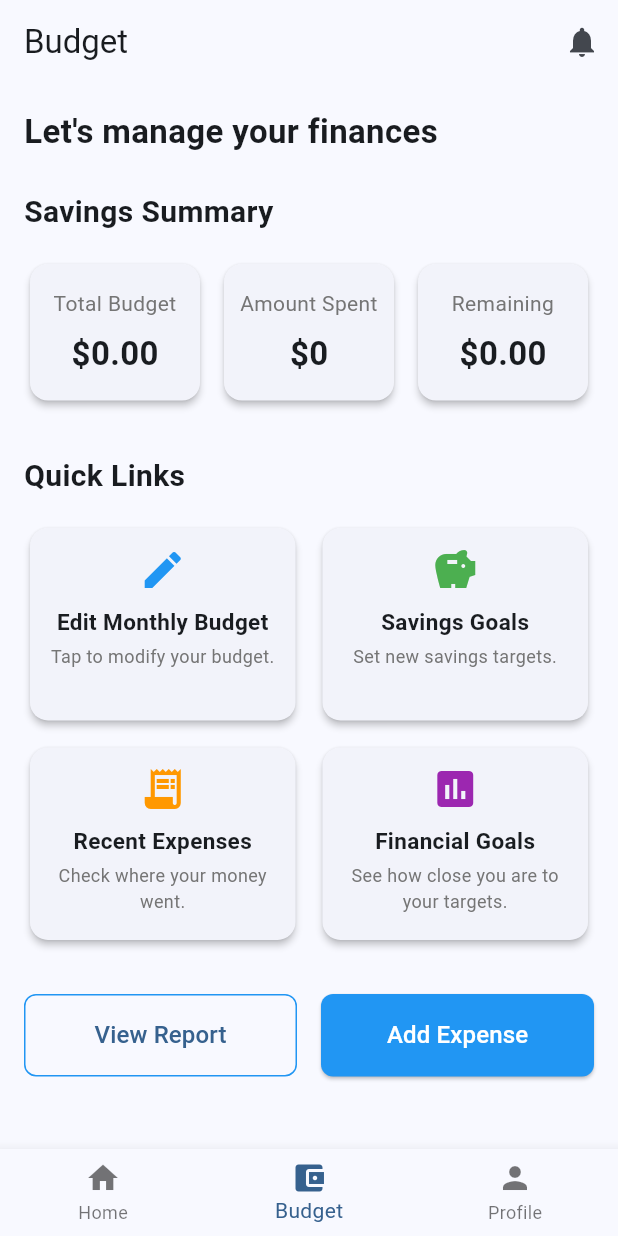
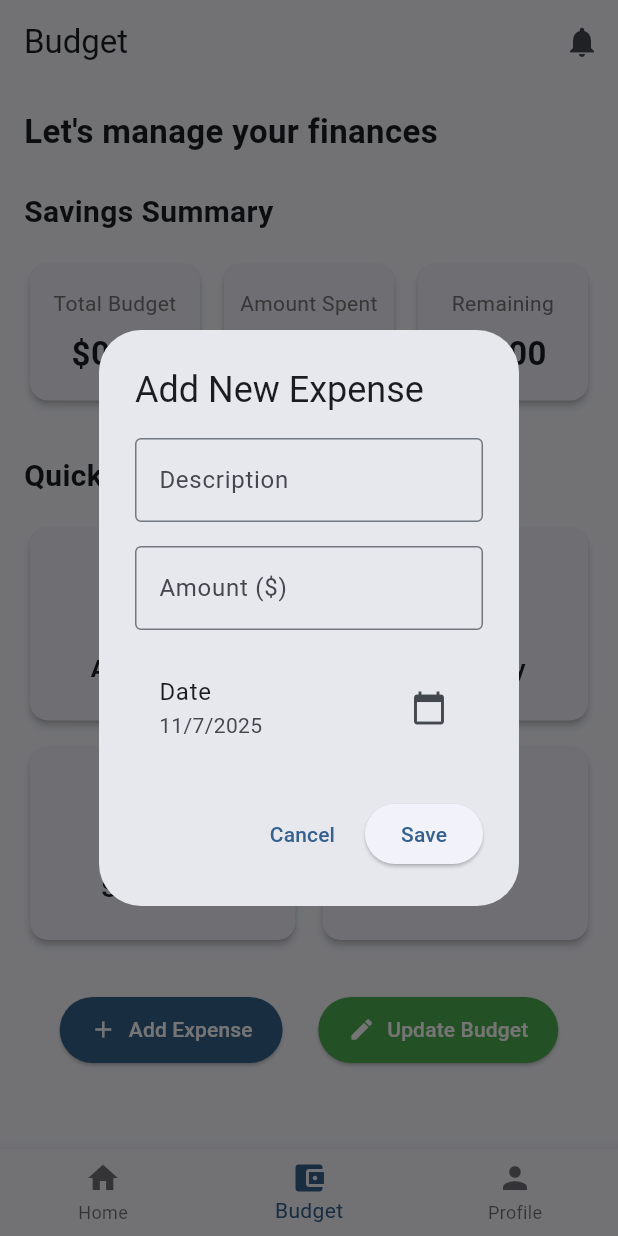
Before and after one commit to CampArquiUpc/Frontend-Pontebarbon, a Flutter app: the HomePage screen opened by its route, item 2 of the bottom bar chosen, after a tap on "Add Expense", on a phone screen of 412 x 824 dp. Run offline on Flutter 3.47's test engine with Material 3 defaults, Android fonts, the phone set to English and light mode, and no system bars; our stand-ins replace permission_handler, sqflite; missing offline and left inert: flutter_sound; accounts and stored records are empty.

Commit message:
feat: add expense management functionality with database integration

```diff
--- /dev/null
+++ b/lib/models/expense_model.dart
@@ -0,0 +1,37 @@
+class ExpenseModel {
+  int? id;
+  String? userEmail;
+  String description;
+  double amount;
+  DateTime date;
+
+  ExpenseModel({
+    this.id,
+    this.userEmail,
+    required this.description,
+    required this.amount,
+    required this.date,
+  });
+
+  // Convert to a map for database storage
+  Map<String, dynamic> toMap() {
+    return {
+      'id': id,
+      'userEmail': userEmail,
+      'description': description,
+      'amount': amount,
+      'date': date.toIso8601String(),
+    };
+  }
+
+  // Create Expense from a map
+  factory ExpenseModel.fromMap(Map<String, dynamic> map) {
+    return ExpenseModel(
+      id: map['id'],
+      userEmail: map['userEmail'],
+      description: map['description'],
+      amount: (map['amount'] as num).toDouble(),
+      date: DateTime.parse(map['date']),
+    );
+  }
+}
--- a/lib/providers/user_provider.dart
+++ b/lib/providers/user_provider.dart
@@ -1,17 +1,23 @@
 import 'package:flutter/foundation.dart';
 import 'package:pontebarbon/services/database_helper.dart';
 import 'package:pontebarbon/models/user_model.dart';
+import 'package:pontebarbon/models/expense_model.dart';
 
 class UserProvider extends ChangeNotifier {
   String _firstName = "User";
   String? _fullName;
   String? _email;
   double _monthlyBudget = 0.0;
+  double _totalExpenses = 0.0;
+  List<ExpenseModel> _expenses = [];
 
   String get firstName => _firstName;
   String? get fullName => _fullName;
   String? get email => _email;
   double get monthlyBudget => _monthlyBudget;
+  double get totalExpenses => _totalExpenses;
+  double get remainingBudget => _monthlyBudget - _totalExpenses;
+  List<ExpenseModel> get expenses => _expenses;
 
   void setUserData({String? fullName, String? email}) {
     _fullName = fullName;
@@ -31,6 +37,8 @@ class UserProvider extends ChangeNotifier {
     _fullName = null;
     _email = null;
     _monthlyBudget = 0.0;
+    _totalExpenses = 0.0;
+    _expenses = [];
     notifyListeners();
   }
 
@@ -44,7 +52,26 @@ class UserProvider extends ChangeNotifier {
       _firstName = user.fullName?.split(' ').first ?? 'User';
       _email = user.email ?? '';
       _monthlyBudget = user.monthlyBudget;
+
+      // Load expenses for this user
+      await loadExpenses();
+
       notifyListeners();
+    }
+  }
+
+  Future<void> loadExpenses() async {
+    if (_email == null || _email!.isEmpty) return;
+
+    try {
+      final db = DatabaseHelper();
+      _expenses = await db.getExpensesByUser(_email!);
+      _totalExpenses = await db.getTotalExpensesByUser(_email!);
+      notifyListeners();
+    } catch (e) {
+      if (kDebugMode) {
+        print('Error loading expenses: $e');
+      }
     }
   }
 
@@ -72,4 +99,54 @@ class UserProvider extends ChangeNotifier {
       return false;
     }
   }
+
+  Future<bool> addExpense(String description, double amount) async {
+    if (_email == null || _email!.isEmpty) return false;
+
+    try {
+      final expense = ExpenseModel(
+        userEmail: _email,
+        description: description,
+        amount: amount,
+        date: DateTime.now(),
+      );
+
+      final db = DatabaseHelper();
+      final id = await db.insertExpense(expense);
+
+      if (id > 0) {
+        expense.id = id;
+        _expenses.insert(0, expense); // Add to the beginning of the list
+        _totalExpenses += amount;
+        notifyListeners();
+        return true;
+      }
+      return false;
+    } catch (e) {
+      if (kDebugMode) {
+        print('Error adding expense: $e');
+      }
+      return false;
+    }
+  }
+
+  Future<bool> deleteExpense(int id, double amount) async {
+    try {
+      final db = DatabaseHelper();
+      final result = await db.deleteExpense(id);
+
+      if (result > 0) {
+        _expenses.removeWhere((expense) => expense.id == id);
+        _totalExpenses -= amount;
+        notifyListeners();
+        return true;
+      }
+      return false;
+    } catch (e) {
+      if (kDebugMode) {
+        print('Error deleting expense: $e');
+      }
+      return false;
+    }
+  }
 }
--- a/lib/screens/budget_page.dart
+++ b/lib/screens/budget_page.dart
@@ -2,6 +2,7 @@ import 'package:flutter/material.dart';
 import 'package:flutter/services.dart';
 import 'package:provider/provider.dart';
 import 'package:pontebarbon/providers/user_provider.dart';
+import 'package:pontebarbon/models/expense_model.dart';
 
 class BudgetPage extends StatefulWidget {
   const BudgetPage({super.key});
@@ -11,6 +12,14 @@ class BudgetPage extends StatefulWidget {
 }
 
 class _BudgetPageState extends State<BudgetPage> {
+  final TextEditingController _budgetController = TextEditingController();
+
+  @override
+  void dispose() {
+    _budgetController.dispose();
+    super.dispose();
+  }
+
   @override
   Widget build(BuildContext context) {
     final userProvider = Provider.of<UserProvider>(context);
@@ -45,6 +54,10 @@ class _BudgetPageState extends State<BudgetPage> {
   }
 
   Widget _buildSavingsSummarySection(BuildContext context, double monthlyBudget) {
+    final userProvider = Provider.of<UserProvider>(context);
+    final totalExpenses = userProvider.totalExpenses;
+    final remainingBudget = userProvider.remainingBudget;
+
     return Column(
       crossAxisAlignment: CrossAxisAlignment.start,
       children: [
@@ -62,9 +75,9 @@ class _BudgetPageState extends State<BudgetPage> {
             children: [
               _buildSummaryCard(cardWidth, 'Total Budget', '\$${monthlyBudget.toStringAsFixed(2)}'),
               const SizedBox(width: 8),
-              _buildSummaryCard(cardWidth, 'Amount Spent', '\$0'),
+              _buildSummaryCard(cardWidth, 'Amount Spent', '\$${totalExpenses.toStringAsFixed(2)}'),
               const SizedBox(width: 8),
-              _buildSummaryCard(cardWidth, 'Remaining', '\$${monthlyBudget.toStringAsFixed(2)}'),
+              _buildSummaryCard(cardWidth, 'Remaining', '\$${remainingBudget.toStringAsFixed(2)}'),
             ],
           );
         }),
@@ -130,46 +143,30 @@ class _BudgetPageState extends State<BudgetPage> {
             ),
             itemCount: 4,
             itemBuilder: (context, index) {
-              switch (index) {
-                case 0:
-                  return _buildQuickLinkCard(
-                    context,
-                    'Edit Monthly Budget',
-                    'Tap to modify your budget.',
-                    Icons.edit,
-                    Colors.blue,
-                        () => _showBudgetDialog(context),
-                  );
-                case 1:
-                  return _buildQuickLinkCard(
-                    context,
-                    'Savings Goals',
-                    'Set new savings targets.',
-                    Icons.savings,
-                    Colors.green,
-                        () {},
-                  );
-                case 2:
-                  return _buildQuickLinkCard(
-                    context,
-                    'Recent Expenses',
-                    'Check where your money went.',
-                    Icons.receipt_long,
-                    Colors.orange,
-                        () {},
-                  );
-                case 3:
-                  return _buildQuickLinkCard(
-                    context,
-                    'Financial Goals',
-                    'See how close you are to your targets.',
-                    Icons.insert_chart,
-                    Colors.purple,
-                        () {},
-                  );
-                default:
-                  return const SizedBox();
-              }
+              final items = [
+                {'title': 'Add Expense', 'icon': Icons.add_circle_outline, 'color': Colors.red},
+                {'title': 'View History', 'icon': Icons.history, 'color': Colors.blue},
+                {'title': 'Set Budget', 'icon': Icons.account_balance_wallet, 'color': Colors.green},
+                {'title': 'Analytics', 'icon': Icons.pie_chart, 'color': Colors.purple},
+              ];
+
+              return _buildQuickLinkCard(
+                context,
+                items[index]['title'] as String,
+                items[index]['icon'] as IconData,
+                items[index]['color'] as Color,
+                onTap: () {
+                  if (index == 0) {
+                    _showAddExpenseDialog(context);
+                  } else if (index == 1) {
+                    _showExpenseHistoryDialog(context);
+                  } else if (index == 2) {
+                    _showSetBudgetDialog(context);
+                  } else if (index == 3) {
+                    _showAnalyticsDialog(context);
+                  }
+                },
+              );
             },
           );
         }),
@@ -177,40 +174,35 @@ class _BudgetPageState extends State<BudgetPage> {
     );
   }
 
-  Widget _buildQuickLinkCard(BuildContext context, String title, String subtitle,
-      IconData icon, Color iconColor, VoidCallback onTap) {
+  Widget _buildQuickLinkCard(
+      BuildContext context,
+      String title,
+      IconData icon,
+      Color color, {
+        required VoidCallback onTap,
+      }) {
     return Card(
       elevation: 2,
       child: InkWell(
         onTap: onTap,
         child: Padding(
-          padding: const EdgeInsets.all(12.0),
+          padding: const EdgeInsets.all(16.0),
           child: Column(
-            mainAxisSize: MainAxisSize.min,
-            crossAxisAlignment: CrossAxisAlignment.center,
+            mainAxisAlignment: MainAxisAlignment.center,
             children: [
-              Icon(icon, size: 32, color: iconColor),
-              const SizedBox(height: 8),
+              Icon(
+                icon,
+                size: 48,
+                color: color,
+              ),
+              const SizedBox(height: 12),
               Text(
                 title,
                 style: const TextStyle(
+                  fontSize: 16,
                   fontWeight: FontWeight.bold,
-                  fontSize: 15,
                 ),
                 textAlign: TextAlign.center,
-                maxLines: 1,
-                overflow: TextOverflow.ellipsis,
-              ),
-              const SizedBox(height: 4),
-              Text(
-                subtitle,
-                style: TextStyle(
-                  fontSize: 12,
-                  color: Colors.grey.shade600,
-                ),
-                textAlign: TextAlign.center,
-                maxLines: 2,
-                overflow: TextOverflow.ellipsis,
               ),
             ],
           ),
@@ -219,108 +211,280 @@ class _BudgetPageState extends State<BudgetPage> {
     );
   }
 
-  void _showBudgetDialog(BuildContext context) {
-    final userProvider = Provider.of<UserProvider>(context, listen: false);
-    final TextEditingController budgetController = TextEditingController();
-    budgetController.text = userProvider.monthlyBudget.toString();
-
-    showDialog(
-      context: context,
-      builder: (BuildContext context) {
-        return AlertDialog(
-          title: const Text('Edit Monthly Budget'),
-          content: TextField(
-            controller: budgetController,
-            keyboardType:
-            const TextInputType.numberWithOptions(decimal: true),
-            inputFormatters: [
-              FilteringTextInputFormatter.allow(RegExp(r'^\d+\.?\d{0,2}')),
-            ],
-            decoration: const InputDecoration(
-              labelText: 'Budget Amount',
-              prefixText: '\$',
-              border: OutlineInputBorder(),
-              hintText: 'Enter your monthly budget',
-            ),
-          ),
-          actions: [
-            TextButton(
-              onPressed: () => Navigator.of(context).pop(),
-              child: const Text('Cancel'),
-            ),
-            TextButton(
-              onPressed: () {
-                final value = budgetController.text.trim();
-                if (value.isEmpty) return;
-                try {
-                  final double budget = double.parse(value);
-                  if (budget >= 0) {
-                    userProvider.updateMonthlyBudget(budget);
-                    Navigator.of(context).pop();
-                  } else {
-                    _showErrorSnackBar(context, 'Budget must be positive');
-                  }
-                } catch (_) {
-                  _showErrorSnackBar(context, 'Invalid input');
-                }
-              },
-              child: const Text('Save'),
-            ),
-          ],
-        );
-      },
-    );
-  }
-
-  void _showErrorSnackBar(BuildContext context, String message) {
-    ScaffoldMessenger.of(context).showSnackBar(
-      SnackBar(
-        content: Text(message),
-        backgroundColor: Colors.red,
-        duration: const Duration(seconds: 2),
-      ),
-    );
-  }
-
   Widget _buildBottomButtons(BuildContext context) {
     return Row(
-      mainAxisAlignment: MainAxisAlignment.center,
+      mainAxisAlignment: MainAxisAlignment.spaceEvenly,
       children: [
-        Expanded(
-          child: OutlinedButton(
-            onPressed: () {},
-            style: OutlinedButton.styleFrom(
-              side: const BorderSide(color: Colors.blue),
-              padding: const EdgeInsets.symmetric(vertical: 16),
-              shape: RoundedRectangleBorder(
-                borderRadius: BorderRadius.circular(8),
-              ),
-            ),
-            child: const Text(
-              'View Report',
-              style: TextStyle(fontSize: 16),
-            ),
+        ElevatedButton.icon(
+          onPressed: () => _showAddExpenseDialog(context),
+          icon: const Icon(Icons.add),
+          label: const Text('Add Expense'),
+          style: ElevatedButton.styleFrom(
+            backgroundColor: Theme.of(context).primaryColor,
+            foregroundColor: Colors.white,
+            padding: const EdgeInsets.symmetric(horizontal: 20, vertical: 12),
           ),
         ),
-        const SizedBox(width: 16),
-        Expanded(
-          child: ElevatedButton(
-            onPressed: () {},
-            style: ElevatedButton.styleFrom(
-              backgroundColor: Colors.blue,
-              foregroundColor: Colors.white,
-              padding: const EdgeInsets.symmetric(vertical: 16),
-              shape: RoundedRectangleBorder(
-                borderRadius: BorderRadius.circular(8),
-              ),
-            ),
-            child: const Text(
-              'Add Expense',
-              style: TextStyle(fontSize: 16),
-            ),
+        ElevatedButton.icon(
+          onPressed: () => _showSetBudgetDialog(context),
+          icon: const Icon(Icons.edit),
+          label: const Text('Update Budget'),
+          style: ElevatedButton.styleFrom(
+            backgroundColor: Colors.green,
+            foregroundColor: Colors.white,
+            padding: const EdgeInsets.symmetric(horizontal: 20, vertical: 12),
           ),
         ),
       ],
     );
   }
+
+  void _showAddExpenseDialog(BuildContext context) {
+    final descriptionController = TextEditingController();
+    final amountController = TextEditingController();
+    DateTime selectedDate = DateTime.now();
+
+    showDialog(
+      context: context,
+      builder: (context) => AlertDialog(
+        title: const Text('Add New Expense'),
+        content: SingleChildScrollView(
+          child: Column(
+            mainAxisSize: MainAxisSize.min,
+            children: [
+              TextField(
+                controller: descriptionController,
+                decoration: const InputDecoration(
+                  labelText: 'Description',
+                  border: OutlineInputBorder(),
+                ),
+              ),
+              const SizedBox(height: 16),
+              TextField(
+                controller: amountController,
+                decoration: const InputDecoration(
+                  labelText: 'Amount (\$)',
+                  border: OutlineInputBorder(),
+                ),
+                keyboardType: const TextInputType.numberWithOptions(decimal: true),
+                inputFormatters: [
+                  FilteringTextInputFormatter.allow(RegExp(r'^\d+\.?\d{0,2}')),
+                ],
+              ),
+              const SizedBox(height: 16),
+              ListTile(
+                title: const Text('Date'),
+                subtitle: Text(
+                  '${selectedDate.day}/${selectedDate.month}/${selectedDate.year}',
+                ),
+                trailing: const Icon(Icons.calendar_today),
+                onTap: () async {
+                  final DateTime? picked = await showDatePicker(
+                    context: context,
+                    initialDate: selectedDate,
+                    firstDate: DateTime(2020),
+                    lastDate: DateTime.now(),
+                  );
+                  if (picked != null && picked != selectedDate) {
+                    // Handle date change
+                    selectedDate = picked;
+                    // Need setState if this was in a StatefulWidget
+                  }
+                },
+              ),
+            ],
+          ),
+        ),
+        actions: [
+          TextButton(
+            onPressed: () => Navigator.pop(context),
+            child: const Text('Cancel'),
+          ),
+          ElevatedButton(
+            onPressed: () {
+              // Validate inputs
+              if (descriptionController.text.isEmpty || amountController.text.isEmpty) {
+                ScaffoldMessenger.of(context).showSnackBar(
+                  const SnackBar(content: Text('Please fill all fields')),
+                );
+                return;
+              }
+
+              // Parse amount
+              final amount = double.tryParse(amountController.text);
+              if (amount == null) {
+                ScaffoldMessenger.of(context).showSnackBar(
+                  const SnackBar(content: Text('Please enter a valid amount')),
+                );
+                return;
+              }
+
+              // Create expense object
+              final expense = ExpenseModel(
+                description: descriptionController.text,
+                amount: amount,
+                date: selectedDate,
+              );
+
+              // TODO: Save expense to database or provider
+
+              // Close dialog
+              Navigator.pop(context);
+
+              // Show confirmation
+              ScaffoldMessenger.of(context).showSnackBar(
+                const SnackBar(content: Text('Expense added successfully')),
+              );
+            },
+            child: const Text('Save'),
+          ),
+        ],
+      ),
+    );
+  }
+
+  void _showExpenseHistoryDialog(BuildContext context) {
+    // This would typically fetch expenses from a database or provider
+    final List<ExpenseModel> expenses = [
+      // Example data
+      ExpenseModel(
+        description: 'Groceries',
+        amount: 45.99,
+        date: DateTime.now().subtract(const Duration(days: 2)),
+      ),
+      ExpenseModel(
+        description: 'Dinner',
+        amount: 32.50,
+        date: DateTime.now().subtract(const Duration(days: 1)),
+      ),
+    ];
+
+    showDialog(
+      context: context,
+      builder: (context) => AlertDialog(
+        title: const Text('Expense History'),
+        content: SizedBox(
+          width: double.maxFinite,
+          child: ListView.builder(
+            shrinkWrap: true,
+            itemCount: expenses.length,
+            itemBuilder: (context, index) {
+              final expense = expenses[index];
+              return ListTile(
+                title: Text(expense.description),
+                subtitle: Text(
+                  '${expense.date.day}/${expense.date.month}/${expense.date.year}',
+                ),
+                trailing: Text(
+                  '\$${expense.amount.toStringAsFixed(2)}',
+                  style: const TextStyle(
+                    fontWeight: FontWeight.bold,
+                  ),
+                ),
+              );
+            },
+          ),
+        ),
+        actions: [
+          ElevatedButton(
+            onPressed: () => Navigator.pop(context),
+            child: const Text('Close'),
+          ),
+        ],
+      ),
+    );
+  }
+
+  void _showSetBudgetDialog(BuildContext context) {
+    final userProvider = Provider.of<UserProvider>(context, listen: false);
+    _budgetController.text = userProvider.monthlyBudget.toString();
+
+    showDialog(
+      context: context,
+      builder: (context) => AlertDialog(
+        title: const Text('Set Monthly Budget'),
+        content: TextField(
+          controller: _budgetController,
+          decoration: const InputDecoration(
+            labelText: 'Monthly Budget (\$)',
+            border: OutlineInputBorder(),
+          ),
+          keyboardType: const TextInputType.numberWithOptions(decimal: true),
+          inputFormatters: [
+            FilteringTextInputFormatter.allow(RegExp(r'^\d+\.?\d{0,2}')),
+          ],
+        ),
+        actions: [
+          TextButton(
+            onPressed: () => Navigator.pop(context),
+            child: const Text('Cancel'),
+          ),
+          ElevatedButton(
+            onPressed: () {
+              final budgetText = _budgetController.text.trim();
+              if (budgetText.isEmpty) {
+                ScaffoldMessenger.of(context).showSnackBar(
+                  const SnackBar(content: Text('Please enter a budget amount')),
+                );
+                return;
+              }
+
+              final budget = double.tryParse(budgetText);
+              if (budget == null || budget < 0) {
+                ScaffoldMessenger.of(context).showSnackBar(
+                  const SnackBar(content: Text('Please enter a valid budget amount')),
+                );
+                return;
+              }
+
+              // Update budget in provider
+              userProvider.updateMonthlyBudget(budget);
+
+              Navigator.pop(context);
+              ScaffoldMessenger.of(context).showSnackBar(
+                const SnackBar(content: Text('Budget updated successfully')),
+              );
+            },
+            child: const Text('Save'),
+          ),
+        ],
+      ),
+    );
+  }
+
+  void _showAnalyticsDialog(BuildContext context) {
+    showDialog(
+      context: context,
+      builder: (context) => AlertDialog(
+        title: const Text('Expense Analytics'),
+        content: SizedBox(
+          width: double.maxFinite,
+          height: 300,
+          child: Center(
+            child: Column(
+              mainAxisAlignment: MainAxisAlignment.center,
+              children: [
+                Icon(
+                  Icons.bar_chart,
+                  size: 80,
+                  color: Colors.grey.shade400,
+                ),
+                const SizedBox(height: 16),
+                const Text(
+                  'Analytics feature coming soon!',
+                  style: TextStyle(fontSize: 16),
+                ),
+              ],
+            ),
+          ),
+        ),
+        actions: [
+          ElevatedButton(
+            onPressed: () => Navigator.pop(context),
+            child: const Text('Close'),
+          ),
+        ],
+      ),
+    );
+  }
 }
```
Also changed, not shown: lib/services/database_helper.dart (+70 -1 lines).
